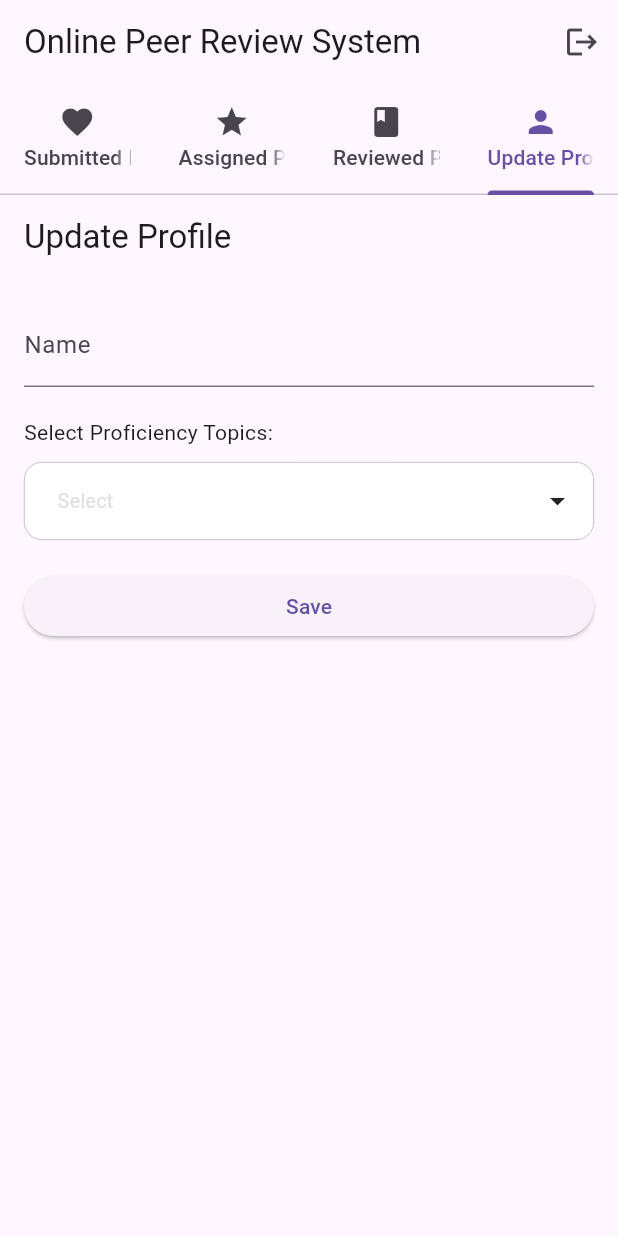
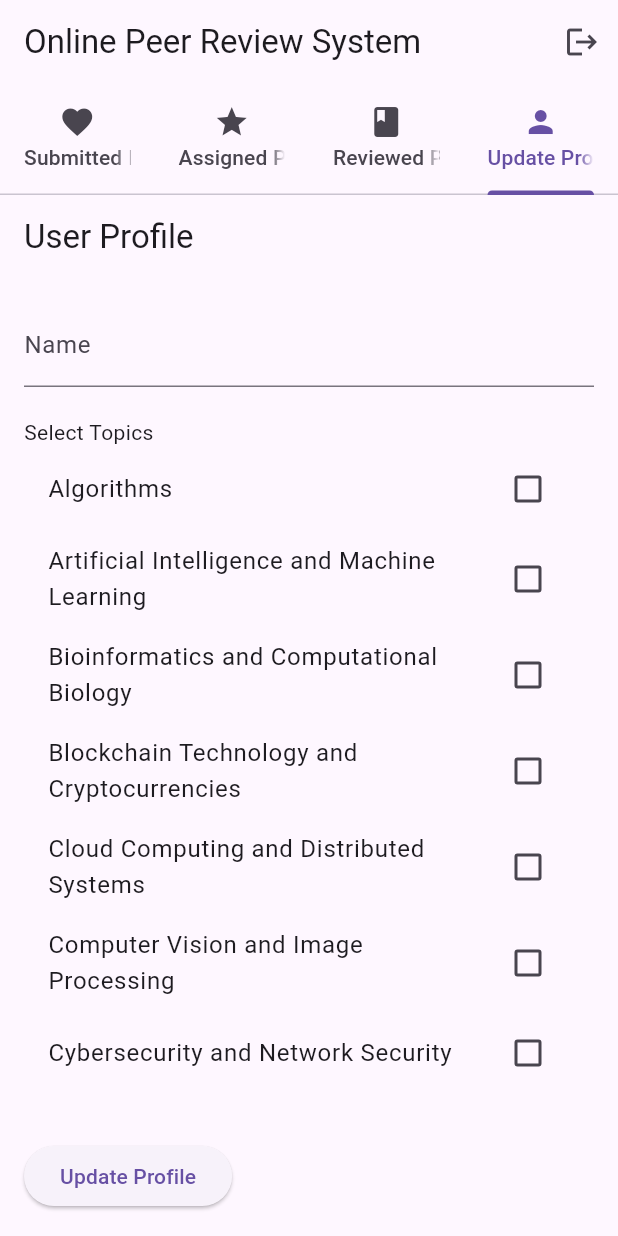
Before and after one commit to Strategists-SWS/OPRS, a Flutter app: the MyHomePage screen opened directly, tab 4 chosen, on a phone screen of 412 x 824 dp. Run offline on Flutter 3.47's test engine with Material 3 defaults, Android fonts, the light colour scheme and no system bars; drawn by our look-alikes of multi_dropdown; our stand-ins replace cloud_firestore, file_picker, firebase_auth, firebase_core, firebase_storage, flutter_login; missing offline and left inert: firebase_ui_auth; accounts and stored records are empty; statements that could not run were skipped.

Commit message:
user profile page done

```diff
--- a/oprs/lib/assignedpapers.dart
+++ b/oprs/lib/assignedpapers.dart
@@ -20,7 +20,7 @@ class Abc extends StatelessWidget {
           String userId = snapshot.data!.uid;
           return AssignedPapersPage(userId: userId);
         } else {
-          return MyLoginPage(); // Navigate to your sign in screen if the user is not logged in
+          return const MyLoginPage(); // Navigate to your sign in screen if the user is not logged in
         }
       },
     );
@@ -30,7 +30,7 @@ class Abc extends StatelessWidget {
 class AssignedPapersPage extends StatelessWidget {
   final String userId;
 
-  AssignedPapersPage({required this.userId});
+  const AssignedPapersPage({super.key, required this.userId});
 
   @override
   Widget build(BuildContext context) {
--- a/oprs/lib/homepage.dart
+++ b/oprs/lib/homepage.dart
@@ -18,7 +18,7 @@ class _MyHomePageState extends State<MyHomePage> {
     const AuthenticationWrapper(),
     const Abc(),
     const ReviewPage(),
-    const Update(),
+    UserProfilePage(),
   ];
 
   @override
--- a/oprs/lib/main.dart
+++ b/oprs/lib/main.dart
@@ -23,43 +23,7 @@ class MyApp extends StatelessWidget {
         primarySwatch: Colors.blue,
         visualDensity: VisualDensity.adaptivePlatformDensity,
       ),
-      home: const MyHomePage(),
+      home: const MyLoginPage(),
     );
   }
 }
-
-class MyHomePage extends StatefulWidget {
-  const MyHomePage({super.key});
-  @override
-  // ignore: library_private_types_in_public_api
-  _MyHomePageState createState() => _MyHomePageState();
-}
-
-class _MyHomePageState extends State<MyHomePage> {
-  //int _currentIndex = 0;
-
-  final List<Widget> _tabs = [
-    MyLoginPage(),
-  ];
-
-  @override
-  Widget build(BuildContext context) {
-    return DefaultTabController(
-      length: _tabs.length,
-      child: Scaffold(
-        appBar: AppBar(
-          title: const Text('Online Peer Review System'),
-          shadowColor: Colors.blue,
-          bottom: const TabBar(
-            tabs: [
-              Tab(icon: Icon(Icons.person), text: 'Login/Signup'),
-            ],
-          ),
-        ),
-        body: TabBarView(
-          children: _tabs,
-        ),
-      ),
-    );
-  }
-}
--- a/oprs/lib/public.dart
+++ b/oprs/lib/public.dart
@@ -6,7 +6,7 @@ import 'package:url_launcher/url_launcher.dart';
 class SubmitPage extends StatelessWidget {
   final String userId;
 
-  SubmitPage({required this.userId});
+  const SubmitPage({super.key, required this.userId});
 
   @override
   Widget build(BuildContext context) {
@@ -44,8 +44,8 @@ class SubmitPage extends StatelessWidget {
                     if (await canLaunchUrl(Uri.parse(pdfUrl))) {
                       await launchUrl(Uri.parse(pdfUrl));
                     } else {
-                      ScaffoldMessenger.of(context).showSnackBar(SnackBar(
-                        content: const Text('Could not open PDF.'),
+                      ScaffoldMessenger.of(context).showSnackBar(const SnackBar(
+                        content: Text('Could not open PDF.'),
                       ));
                     }
                   },
--- a/oprs/lib/reviewpaperform.dart
+++ b/oprs/lib/reviewpaperform.dart
@@ -1,13 +1,11 @@
-import 'package:flutter/cupertino.dart';
 import 'package:flutter/material.dart';
 import 'package:cloud_firestore/cloud_firestore.dart';
 import 'package:firebase_auth/firebase_auth.dart';
 import 'package:flutter/services.dart';
-import 'package:flutter/widgets.dart';
 
 class ReviewForm extends StatelessWidget {
   final String url;
-  ReviewForm({required this.url});
+  const ReviewForm({super.key, required this.url});
 
   @override
   Widget build(BuildContext context) {
@@ -22,7 +20,7 @@ class ReviewForm extends StatelessWidget {
 
 class ReviewPage extends StatefulWidget {
   final String url;
-  const ReviewPage({required this.url});
+  const ReviewPage({super.key, required this.url});
   @override
   _ReviewFormPageState createState() => _ReviewFormPageState(url);
 }
--- a/oprs/lib/userprofile.dart
+++ b/oprs/lib/userprofile.dart
@@ -1,155 +1,144 @@
-// import 'package:firebase_core/firebase_core.dart';
 import 'package:flutter/material.dart';
-import 'package:flutter/widgets.dart';
-import 'package:multi_dropdown/models/value_item.dart';
-import 'package:multi_dropdown/multiselect_dropdown.dart';
+import 'package:firebase_auth/firebase_auth.dart';
 import 'package:cloud_firestore/cloud_firestore.dart';
-import 'package:firebase_auth/firebase_auth.dart';
 
-class Update extends StatefulWidget {
-  const Update({super.key});
+class UserProfilePage extends StatefulWidget {
+  @override
+  _UserProfilePageState createState() => _UserProfilePageState();
+}
+
+class _UserProfilePageState extends State<UserProfilePage> {
+  final _formKey = GlobalKey<FormState>();
+  final FirebaseAuth _auth = FirebaseAuth.instance;
+  final FirebaseFirestore _firestore = FirebaseFirestore.instance;
+  TextEditingController _nameController = TextEditingController();
+  List<String> _selectedTopics = [];
+  final List<String> _allTopics = [
+	'Algorithms',
+	'Artificial Intelligence and Machine Learning',
+	'Bioinformatics and Computational Biology',
+	'Blockchain Technology and Cryptocurrencies',
+	'Cloud Computing and Distributed Systems',
+	'Computer Vision and Image Processing',
+	'Cybersecurity and Network Security',
+	'Data Science and Big Data Analytics',
+	'Internet of Things (IoT) and Edge Computing',
+	'Natural Language Processing and Text Mining',
+	'Quantum Computing and Quantum Information Science',
+	'Robotics and Autonomous Systems',
+	'Software Engineering and Programming Languages'
+  ];
 
   @override
-  _UpdateState createState() => _UpdateState();
+  void initState() {
+    super.initState();
+    _fetchUserData();
   }
 
-class _UpdateState extends State<Update> {
-  String _name = '';
+  Future<void> _fetchUserData() async {
+    User? user = _auth.currentUser;
+    if (user != null) {
+      DocumentSnapshot userData =
+          await _firestore.collection('users').doc(user.uid).get();
+      if (userData.exists) {
+        setState(() {
+          _nameController.text = userData['name'];
+          _selectedTopics = List<String>.from(userData['topics']);
+        });
+      }
+    }
+  }
 
-  MultiSelectController selectedTopics=MultiSelectController();
-
-  void _updateProfile(String name) async {
-    String uid = FirebaseAuth.instance.currentUser!.uid;
-    await FirebaseFirestore.instance.collection('users').doc(uid).set({
-      'name': name,
-      'topics': selectedTopics,
-    }, SetOptions(merge: true));
-    //output updated profile details using snackbar
-
+Future<void> _updateProfile() async {
+  User? user = _auth.currentUser;
+  if (user != null) {
+    await _firestore.collection('users').doc(user.uid).set({
+      'name': _nameController.text,
+      'topics': _selectedTopics,
+    });
     showDialog(
       context: context,
       builder: (BuildContext context) {
 	return AlertDialog(
-          title: const Text("Success"),
-          content: const Text("The paper has been submitted successfully."),
-          actions: [
+	  title: Text('Success'),
+	  content: Text('Profile updated successfully.'),
+	  actions: <Widget>[
 	    TextButton(
 	      onPressed: () {
-                Navigator.pop(context); // Close the dialog
+	        Navigator.of(context).pop();
 	      },
-              child: const Text("Close"),
+	      child: Text('OK'),
 	    ),
 	  ],
 	);
       },
     );
   }
+}
 
   @override
   Widget build(BuildContext context) {
     return Scaffold(
       appBar: AppBar(
-        title: const Text('Update Profile'),
+        title: Text('User Profile'),
       ),
       body: Padding(
-        padding: const EdgeInsets.all(16.0),
+        padding: EdgeInsets.all(16.0),
+        child: Form(
+          key: _formKey,
           child: Column(
-          crossAxisAlignment: CrossAxisAlignment.stretch,
+            crossAxisAlignment: CrossAxisAlignment.start,
             children: [
-            TextField(
-              decoration: const InputDecoration(labelText: 'Name'),
-              onChanged: (value) {
+              TextFormField(
+                controller: _nameController,
+                decoration: InputDecoration(labelText: 'Name'),
+                validator: (value) {
+                  if (value == null || value.isEmpty) {
+                    return 'Please enter your name';
+                  }
+                  return null;
+                },
+              ),
+              SizedBox(height: 20),
+              Text('Select Topics'),
+              Expanded(
+                child: ListView(
+                  children: _allTopics.map((topic) {
+                    return CheckboxListTile(
+                      title: Text(topic),
+                      value: _selectedTopics.contains(topic),
+                      onChanged: (bool? value) {
                         setState(() {
-                  _name = value;
+                          if (value!) {
+                            _selectedTopics.add(topic);
+                          } else {
+                            _selectedTopics.remove(topic);
+                          }
                         });
                       },
+                    );
+                  }).toList(),
                 ),
-            const SizedBox(height: 20),
-            const Text('Select Proficiency Topics:'),
-            const SizedBox(height: 10),
-            MultiSelectDropDown(
-              // showClearIcon: true,
-              //controller: _controller,
-              onOptionSelected: (options) {
-                debugPrint(options.toString());
-              },
-              options: const <ValueItem>[
-                ValueItem(label: 'Algorithms', value: '1'),
-                ValueItem(
-                    label: 'Artificial Intelligence and Machine Learning',
-                    value: '2'),
-                ValueItem(
-                    label: 'Bioinformatics and Computational Biology',
-                    value: '3'),
-                ValueItem(
-                    label: 'Blockchain Technology and Cryptocurrencies',
-                    value: '4'),
-                ValueItem(
-                    label: 'Cloud Computing and Distributed Systems',
-                    value: '5'),
-                ValueItem(
-                    label: 'Computer Vision and Image Processing', value: '6'),
-                ValueItem(
-                    label: 'Cybersecurity and Network Security', value: '7'),
-                ValueItem(
-                    label: 'Data Science and Big Data Analytics', value: '8'),
-                ValueItem(
-                    label: 'Internet of Things (IoT) and Edge Computing',
-                    value: '9'),
-                ValueItem(
-                    label: 'Natural Language Processing and Text Mining',
-                    value: '10'),
-                ValueItem(
-                    label: 'OQuantum Computing and Quantum Information Science',
-                    value: '11'),
-                ValueItem(
-                    label: 'Robotics and Autonomous Systems', value: '12'),
-                ValueItem(label: 'Software Engineering', value: '12'),
-              ],
-              maxItems: 200,
-              disabledOptions: const [ValueItem(label: 'Option 1', value: '1')],
-              selectionType: SelectionType.multi,
-              chipConfig: const ChipConfig(wrapType: WrapType.wrap),
-              dropdownHeight: 300,
-              searchEnabled: true,
-              optionTextStyle: const TextStyle(fontSize: 16),
-              selectedOptionIcon: const Icon(Icons.check_circle),
-              controller: selectedTopics,
               ),
-            const SizedBox(height: 20),
+              SizedBox(height: 20),
               ElevatedButton(
                 onPressed: () {
-                // Save profile or perform necessary actions
-                //create a user collection in firestore and save the user details including name and topics
-                //check if none of the fields are empty
-                if (_name.isEmpty || selectedTopics.selectedOptions.isEmpty) {
-                  showDialog(
-                    context: context,
-                    builder: (BuildContext context) {
-                      return AlertDialog(
-                        title: const Text("Error"),
-                        content: const Text(
-                            "Please fill in all the fields before submitting."),
-                        actions: [
-                          TextButton(
-                            onPressed: () {
-                              Navigator.pop(context); // Close the dialog
+                  if (_formKey.currentState!.validate()) {
+                    _updateProfile();
+                  }
                 },
-                            child: const Text("Close"),
+                child: Text('Update Profile'),
               ),
             ],
-                      );
-                    },
-                  );
-                  return;
-                }
-                _updateProfile(_name);
-              },
-              child: const Text('Save'),
           ),
-          ],
         ),
       ),
     );
   }
 }
+
+void main() {
+  runApp(MaterialApp(
+    home: UserProfilePage(),
+  ));
+}
```
Also changed, not shown: oprs/lib/admin_assignment.dart (+7 -7 lines). Lines whose indentation alone changed are shown as unchanged.
